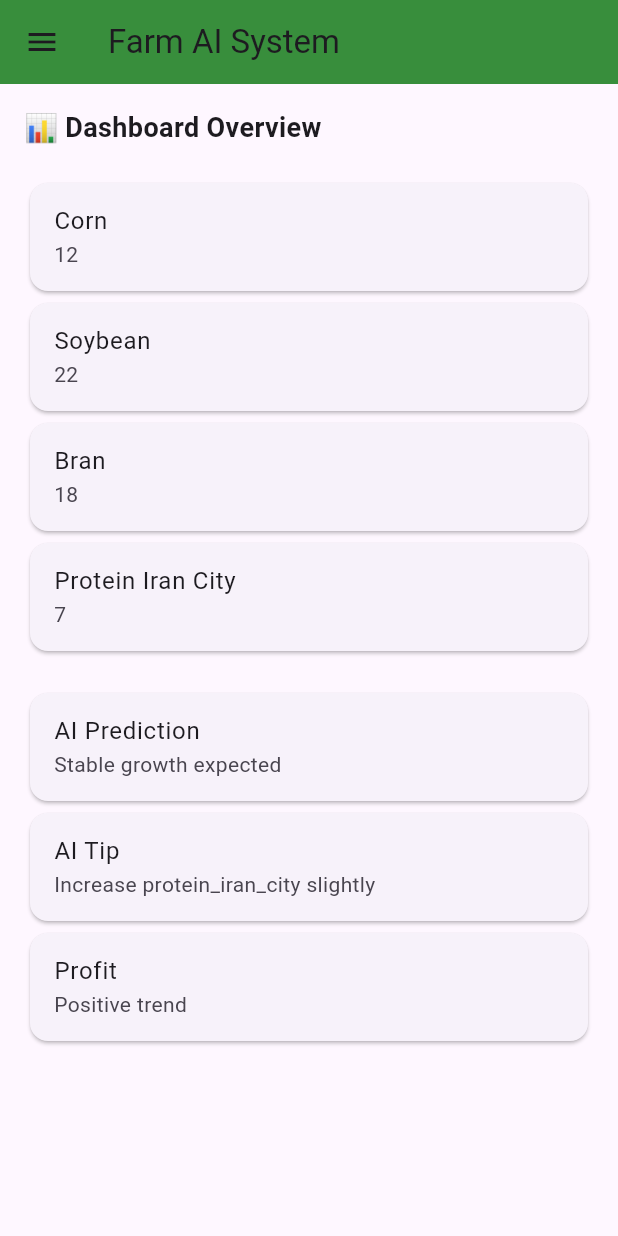
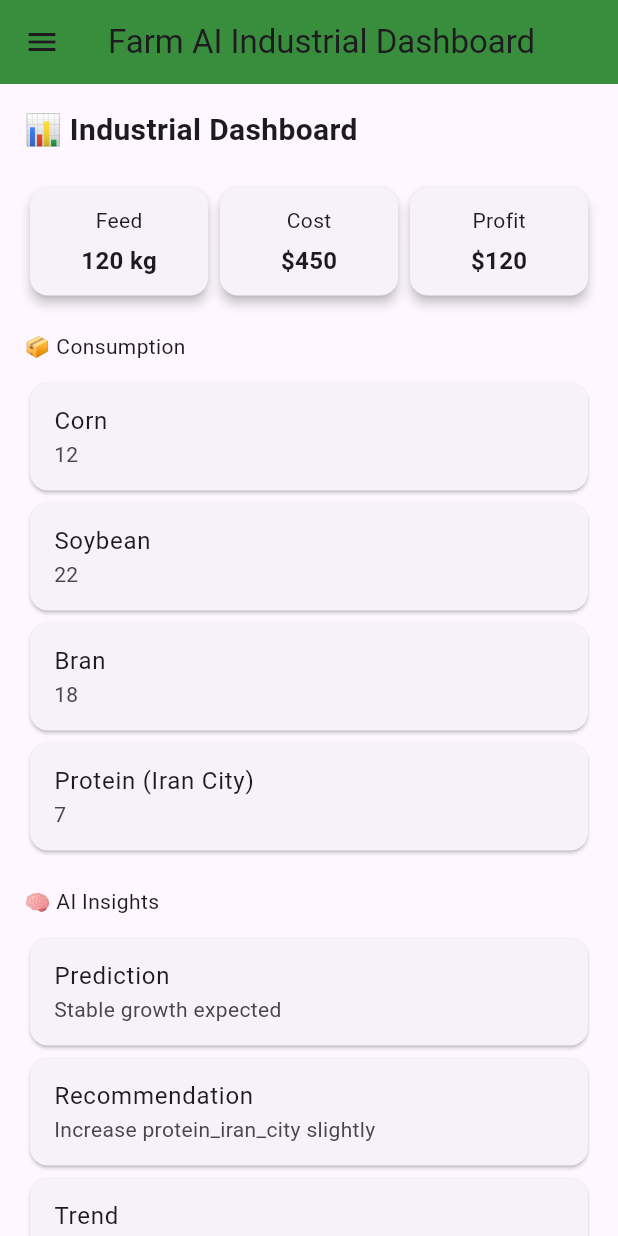
Before and after one commit to mehpaul1-droid/industrial-app, a Flutter app: the DashboardPage screen opened directly, on a phone screen of 412 x 824 dp. Run offline on Flutter 3.47's test engine with Material 3 defaults, Android fonts, the phone set to English and light mode, and no system bars; our stand-ins replace fl_chart.

Commit message:
Update dashboard.dart

```diff
--- a/lib/dashboard.dart
+++ b/lib/dashboard.dart
@@ -1,7 +1,6 @@
 import 'package:flutter/material.dart';
 import 'api_service.dart';
 
-// صفحات
 import 'farms_page.dart';
 import 'reports_page.dart';
 import 'ai_panel.dart';
@@ -23,7 +22,7 @@ class _DashboardPageState extends State<DashboardPage> {
     loadData();
   }
 
-  // 🧪 موقت: بدون نیاز به backend برای تست UI
+  // 🧪 تست موقت (بدون backend)
   void loadData() async {
     setState(() {
       data = {
@@ -45,7 +44,7 @@ class _DashboardPageState extends State<DashboardPage> {
     return Scaffold(
       drawer: _buildDrawer(),
       appBar: AppBar(
-        title: Text("Farm AI System"),
+        title: Text("Farm AI Industrial Dashboard"),
         backgroundColor: Colors.green[700],
       ),
       body: _buildBody(),
@@ -62,7 +61,7 @@ class _DashboardPageState extends State<DashboardPage> {
             child: Align(
               alignment: Alignment.bottomLeft,
               child: Text(
-                "Farm Control Panel",
+                "Industrial Control Panel",
                 style: TextStyle(color: Colors.white, fontSize: 18),
               ),
             ),
@@ -93,7 +92,7 @@ class _DashboardPageState extends State<DashboardPage> {
     );
   }
 
-  // 📌 ROUTING (buildBody)
+  // 📌 ROUTING
   Widget _buildBody() {
     switch (selectedMenu) {
       case 0:
@@ -113,7 +112,7 @@ class _DashboardPageState extends State<DashboardPage> {
     }
   }
 
-  // 📊 DASHBOARD UI
+  // 📊 DASHBOARD INDUSTRIAL VIEW
   Widget _dashboardView() {
     if (data == null) {
       return Center(child: CircularProgressIndicator());
@@ -121,29 +120,75 @@ class _DashboardPageState extends State<DashboardPage> {
 
     final c = data!["today_consumption"];
 
-    return Padding(
+    return SingleChildScrollView(
+      child: Padding(
         padding: EdgeInsets.all(16),
         child: Column(
           crossAxisAlignment: CrossAxisAlignment.start,
           children: [
             Text(
-            "📊 Dashboard Overview",
-            style: TextStyle(fontSize: 18, fontWeight: FontWeight.bold),
+              "📊 Industrial Dashboard",
+              style: TextStyle(fontSize: 20, fontWeight: FontWeight.bold),
             ),
 
             SizedBox(height: 20),
 
+            // 🟢 KPI ROW
+            Row(
+              children: [
+                _kpiCard("Feed", "120 kg"),
+                _kpiCard("Cost", "\$450"),
+                _kpiCard("Profit", "\$120"),
+              ],
+            ),
+
+            SizedBox(height: 20),
+
+            Text("📦 Consumption"),
+
+            SizedBox(height: 10),
+
             _card("Corn", c["corn"].toString()),
             _card("Soybean", c["soybean"].toString()),
             _card("Bran", c["bran"].toString()),
-          _card("Protein Iran City", c["protein_iran_city"].toString()),
+            _card("Protein (Iran City)", c["protein_iran_city"].toString()),
 
             SizedBox(height: 20),
 
-          _card("AI Prediction", data!["prediction"]),
-          _card("AI Tip", data!["ai_ration_tip"]),
-          _card("Profit", data!["profit_trend"]),
+            Text("🧠 AI Insights"),
+
+            SizedBox(height: 10),
+
+            _card("Prediction", data!["prediction"]),
+            _card("Recommendation", data!["ai_ration_tip"]),
+            _card("Trend", data!["profit_trend"]),
           ],
+        ),
+      ),
+    );
+  }
+
+  // 🧱 KPI CARD (اینجا باید اضافه بشه)
+  Widget _kpiCard(String title, String value) {
+    return Expanded(
+      child: Card(
+        elevation: 3,
+        child: Padding(
+          padding: EdgeInsets.all(12),
+          child: Column(
+            children: [
+              Text(title, style: TextStyle(fontSize: 14)),
+              SizedBox(height: 5),
+              Text(
+                value,
+                style: TextStyle(
+                  fontSize: 16,
+                  fontWeight: FontWeight.bold,
+                ),
+              ),
+            ],
+          ),
+        ),
       ),
     );
   }
```
Lines whose indentation alone changed are shown as unchanged.
